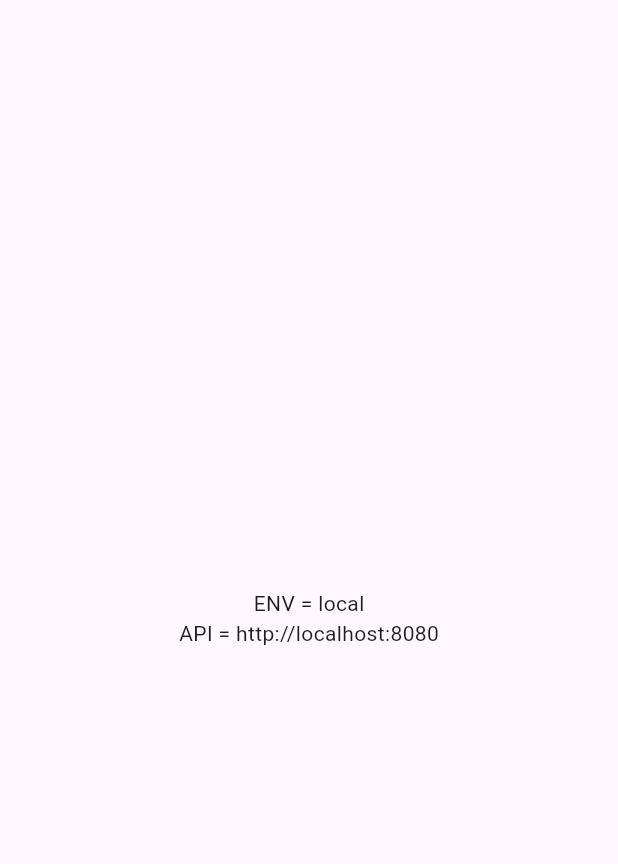
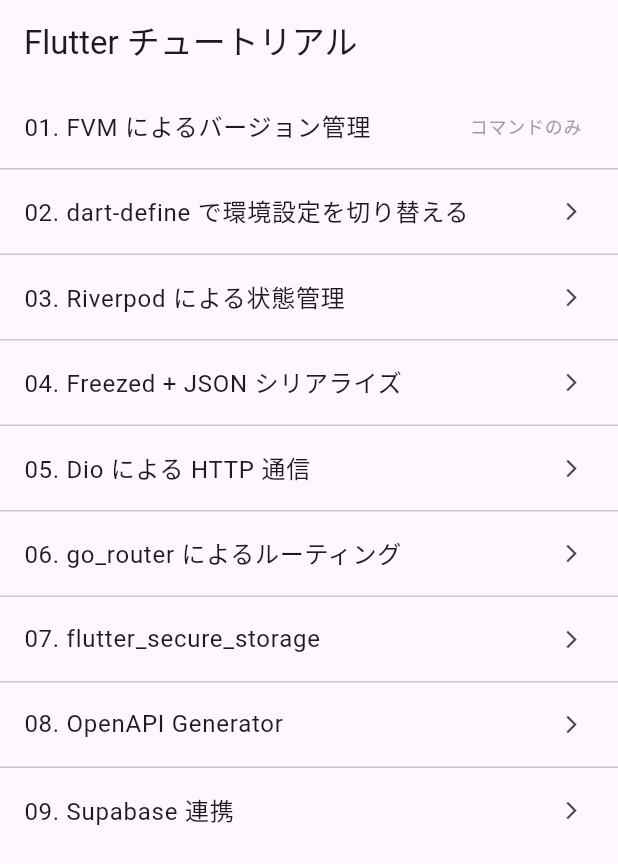
Before and after one commit to umiumi19/flutter-tutorials, a Flutter app: the screen it shows after launch, on a phone screen of 412 x 824 dp. Shown: the top 864 px of the screen. Run offline on Flutter 3.47's test engine with Material 3 defaults, Android fonts, the phone set to English and light mode, and no system bars.

Commit message:
feat: チュートリアル一覧のホーム画面を追加
- ホーム画面からリスト形式で各チュートリアルに遷移できるよう構成を変更
- lib/features/以下にチュートリアルごとのページを分離
- 02_dart_defineのデモページを移動、03〜09は準備中プレースホルダーを追加
- hasDemo=falseの項目はタップ不可に設定

Co-Authored-By: Claude Sonnet 4.6 <noreply@anthropic.com>

```diff
--- a/lib/main.dart
+++ b/lib/main.dart
@@ -1,139 +1,86 @@
 import 'package:flutter/material.dart';
-import 'config.dart';
+import 'features/02_dart_define/page.dart';
+import 'features/placeholder_page.dart';
 
-void main() => runApp(const MaterialApp(home: ConfigPage()));
+void main() => runApp(const MaterialApp(home: HomePage()));
 
-class ConfigPage extends StatelessWidget {
-  const ConfigPage({super.key});
+class _Tutorial {
+  const _Tutorial({
+    required this.title,
+    required this.page,
+    this.hasDemo = true,
+  });
+  final String title;
+  final Widget page;
+  final bool hasDemo;
+}
+
+final _tutorials = [
+  _Tutorial(
+    title: '01. FVM によるバージョン管理',
+    page: const PlaceholderPage(title: '01. FVM'),
+    hasDemo: false,
+  ),
+  _Tutorial(title: '02. dart-define で環境設定を切り替える', page: const DartDefinePage()),
+  _Tutorial(
+    title: '03. Riverpod による状態管理',
+    page: const PlaceholderPage(title: '03. Riverpod'),
+  ),
+  _Tutorial(
+    title: '04. Freezed + JSON シリアライズ',
+    page: const PlaceholderPage(title: '04. Freezed + JSON'),
+  ),
+  _Tutorial(
+    title: '05. Dio による HTTP 通信',
+    page: const PlaceholderPage(title: '05. Dio'),
+  ),
+  _Tutorial(
+    title: '06. go_router によるルーティング',
+    page: const PlaceholderPage(title: '06. go_router'),
+  ),
+  _Tutorial(
+    title: '07. flutter_secure_storage',
+    page: const PlaceholderPage(title: '07. SecureStorage'),
+  ),
+  _Tutorial(
+    title: '08. OpenAPI Generator',
+    page: const PlaceholderPage(title: '08. OpenAPI Generator'),
+  ),
+  _Tutorial(
+    title: '09. Supabase 連携',
+    page: const PlaceholderPage(title: '09. Supabase'),
+  ),
+];
+
+class HomePage extends StatelessWidget {
+  const HomePage({super.key});
+
   @override
   Widget build(BuildContext context) {
     return Scaffold(
-      body: Center(
-        child: Column(
-          mainAxisSize: MainAxisSize.min,
-          children: [
-            Text('ENV = ${AppConfig.env}'),
-            Text('API = ${AppConfig.apiBase}'),
-          ],
-        ),
+      appBar: AppBar(title: const Text('Flutter チュートリアル')),
+      body: ListView.separated(
+        itemCount: _tutorials.length,
+        separatorBuilder: (_, __) => const Divider(height: 1),
+        itemBuilder: (context, i) {
+          final t = _tutorials[i];
+          return ListTile(
+            title: Text(t.title),
+            trailing: t.hasDemo
+                ? const Icon(Icons.arrow_forward_ios, size: 14)
+                : const Text(
+                    'コマンドのみ',
+                    style: TextStyle(fontSize: 12, color: Colors.grey),
+                  ),
+            onTap: t.hasDemo
+                ? () => Navigator.push(
+                    context,
+                    MaterialPageRoute(builder: (_) => t.page),
+                  )
+                : null,
+          );
+        },
       ),
     );
   }
 }
-
-class MyApp extends StatelessWidget {
-  const MyApp({super.key});
-
-  // This widget is the root of your application.
-  @override
-  Widget build(BuildContext context) {
-    return MaterialApp(
-      title: 'Flutter Demo',
-      theme: ThemeData(
-        // This is the theme of your application.
-        //
-        // TRY THIS: Try running your application with "flutter run". You'll see
-        // the application has a purple toolbar. Then, without quitting the app,
-        // try changing the seedColor in the colorScheme below to Colors.green
-        // and then invoke "hot reload" (save your changes or press the "hot
-        // reload" button in a Flutter-supported IDE, or press "r" if you used
-        // the command line to start the app).
-        //
-        // Notice that the counter didn't reset back to zero; the application
-        // state is not lost during the reload. To reset the state, use hot
-        // restart instead.
-        //
-        // This works for code too, not just values: Most code changes can be
-        // tested with just a hot reload.
-        colorScheme: .fromSeed(seedColor: Colors.deepPurple),
-      ),
-      home: const MyHomePage(title: 'Flutter Demo Home Page'),
-    );
-  }
-}
-
-class MyHomePage extends StatefulWidget {
-  const MyHomePage({super.key, required this.title});
-
-  // This widget is the home page of your application. It is stateful, meaning
-  // that it has a State object (defined below) that contains fields that affect
-  // how it looks.
-
-  // This class is the configuration for the state. It holds the values (in this
-  // case the title) provided by the parent (in this case the App widget) and
-  // used by the build method of the State. Fields in a Widget subclass are
-  // always marked "final".
-
-  final String title;
-
-  @override
-  State<MyHomePage> createState() => _MyHomePageState();
-}
-
-class _MyHomePageState extends State<MyHomePage> {
-  int _counter = 0;
-
-  void _incrementCounter() {
-    setState(() {
-      // This call to setState tells the Flutter framework that something has
-      // changed in this State, which causes it to rerun the build method below
-      // so that the display can reflect the updated values. If we changed
-      // _counter without calling setState(), then the build method would not be
-      // called again, and so nothing would appear to happen.
-      _counter++;
-    });
-  }
-
-  @override
-  Widget build(BuildContext context) {
-    // This method is rerun every time setState is called, for instance as done
-    // by the _incrementCounter method above.
-    //
-    // The Flutter framework has been optimized to make rerunning build methods
-    // fast, so that you can just rebuild anything that needs updating rather
-    // than having to individually change instances of widgets.
-    return Scaffold(
-      appBar: AppBar(
-        // TRY THIS: Try changing the color here to a specific color (to
-        // Colors.amber, perhaps?) and trigger a hot reload to see the AppBar
-        // change color while the other colors stay the same.
-        backgroundColor: Theme.of(context).colorScheme.inversePrimary,
-        // Here we take the value from the MyHomePage object that was created by
-        // the App.build method, and use it to set our appbar title.
-        title: Text(widget.title),
-      ),
-      body: Center(
-        // Center is a layout widget. It takes a single child and positions it
-        // in the middle of the parent.
-        child: Column(
-          // Column is also a layout widget. It takes a list of children and
-          // arranges them vertically. By default, it sizes itself to fit its
-          // children horizontally, and tries to be as tall as its parent.
-          //
-          // Column has various properties to control how it sizes itself and
-          // how it positions its children. Here we use mainAxisAlignment to
-          // center the children vertically; the main axis here is the vertical
-          // axis because Columns are vertical (the cross axis would be
-          // horizontal).
-          //
-          // TRY THIS: Invoke "debug painting" (choose the "Toggle Debug Paint"
-          // action in the IDE, or press "p" in the console), to see the
-          // wireframe for each widget.
-          mainAxisAlignment: .center,
-          children: [
-            const Text('You have pushed the button this many times:'),
-            Text(
-              '$_counter',
-              style: Theme.of(context).textTheme.headlineMedium,
-            ),
-          ],
-        ),
-      ),
-      floatingActionButton: FloatingActionButton(
-        onPressed: _incrementCounter,
-        tooltip: 'Increment',
-        child: const Icon(Icons.add),
-      ),
-    );
-  }
-}
```
Also changed, not shown: lib/features/02_dart_define/page.dart (added, +22 -0 lines), lib/features/placeholder_page.dart (added, +23 -0 lines).
